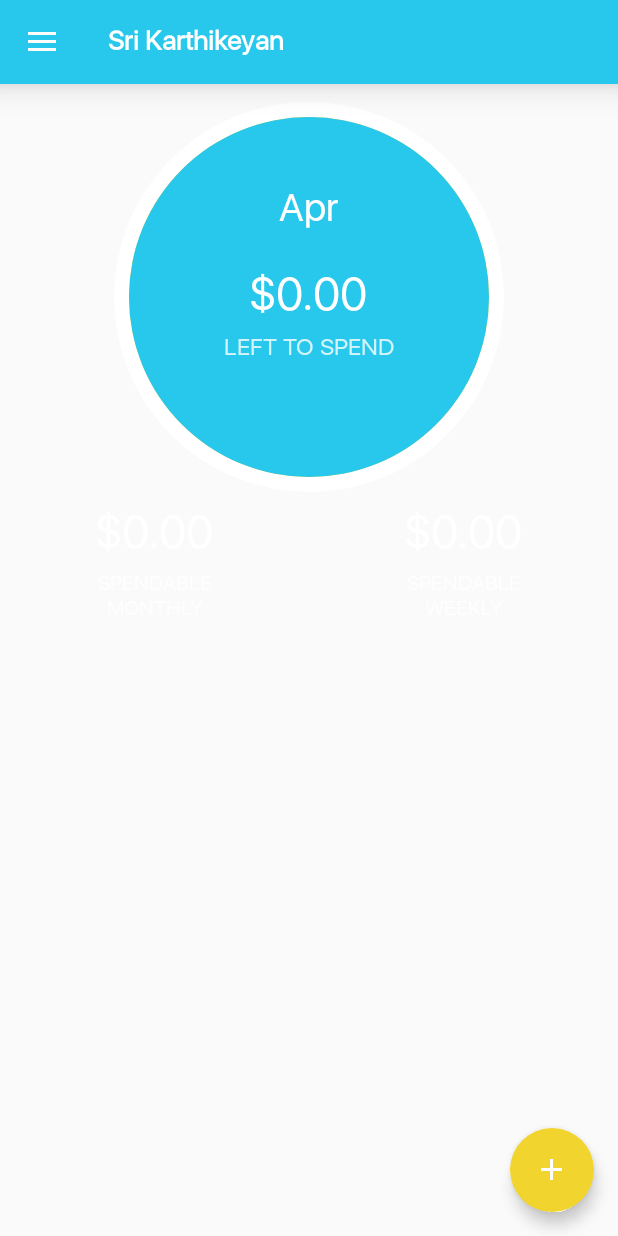
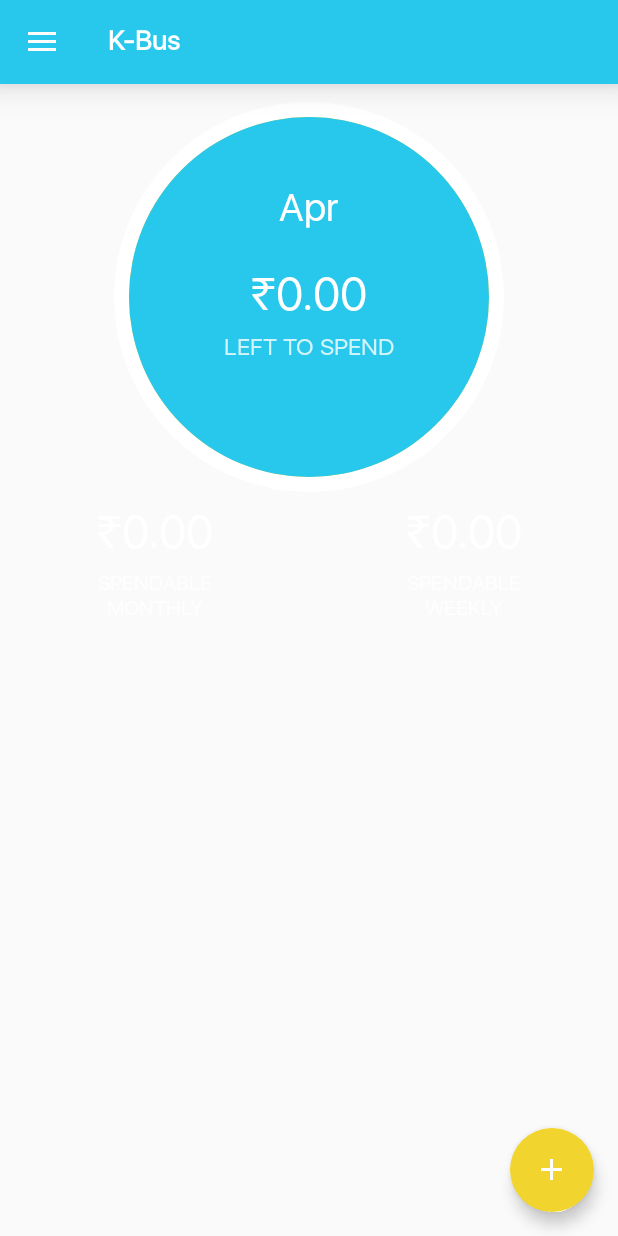
Before and after one commit to girishla/kbus, an Android app: the fragment BudgetFragment placed in its activity, on a phone screen of 412 x 824 dp. Run offline under Robolectric (Android 15) with nearby library versions, the phone set to English and light mode, and no system bars; our stand-ins replace ButterKnife, CircleImageView; libraries missing offline, so code that uses them is left out: com.facebook, com.instabug.library, com.mixpanel.android, io.realm, io.realm.annotations and 1 more; pictures from the network do not load; Roboto replaces fonts that are not available here; 28 statements that could not run were skipped.

Commit message:
set currency

```diff
--- a/app/src/main/java/com/expensemanager/app/helpers/Helpers.java
+++ b/app/src/main/java/com/expensemanager/app/helpers/Helpers.java
@@ -683,7 +683,7 @@ public class Helpers {
     }
 
     public static String doubleToCurrency(double amount) {
-        return String.format("$%,.2f", amount);
+        return String.format("₹%,.2f", amount);
     }
 
     public static PhotoSourceAdapter getPhotoSourceAdapter(Context context) {
--- a/app/src/main/res/layout/average_fragment.xml
+++ b/app/src/main/res/layout/average_fragment.xml
@@ -133,7 +133,7 @@
                 android:layout_gravity="center_horizontal"
                 android:layout_marginTop="@dimen/space_really_small"
 
-                android:text="$0"
+                android:text="₹0"
                 android:textColor="@color/white"
                 android:gravity="center"/>
 
@@ -209,7 +209,7 @@
                 android:layout_gravity="center_horizontal"
                 android:layout_marginTop="@dimen/space_really_small"
 
-                android:text="$0"
+                android:text="₹0"
                 android:textColor="@color/white"
                 android:gravity="center"/>
 
--- a/app/src/main/res/layout/budget_fragment.xml
+++ b/app/src/main/res/layout/budget_fragment.xml
@@ -34,7 +34,7 @@
 
             android:textColor="@color/white"
             android:textSize="@dimen/text_large"
-            tools:text="$ 123"/>
+            tools:text="₹ 123"/>
 
         <TextView
             android:id="@+id/circle_month_text_view_id"
@@ -83,7 +83,7 @@
 
                 android:textColor="@color/white"
                 android:textSize="@dimen/text_large"
-                tools:text="$ 123"/>
+                tools:text="₹ 123"/>
 
             <TextView
                 android:layout_width="100dp"
@@ -112,7 +112,7 @@
 
                 android:textColor="@color/white"
                 android:textSize="@dimen/text_large"
-                tools:text="$ 123"/>
+                tools:text="₹ 123"/>
 
             <TextView
                 android:layout_width="100dp"
--- a/app/src/main/res/layout/settings_activity.xml
+++ b/app/src/main/res/layout/settings_activity.xml
@@ -192,7 +192,7 @@
                         android:layout_alignParentEnd="true"
 
                         android:padding="@dimen/space_medium_large"
-                        android:text="$800"/>
+                        android:text="₹800"/>
 
                 </RelativeLayout>
 
@@ -232,7 +232,7 @@
                         android:layout_alignParentEnd="true"
 
                         android:padding="@dimen/space_medium_large"
-                        android:text="$2600"/>
+                        android:text="₹2600"/>
 
                 </RelativeLayout>
 
--- a/app/src/main/res/values/strings.xml
+++ b/app/src/main/res/values/strings.xml
@@ -1,5 +1,5 @@
 <resources>
-    <string name="app_name">Sri Karthikeyan</string>
+    <string name="app_name">K-Bus</string>
     <string name="overview">Overview</string>
     <string name="new_expense">New expense</string>
     <string name="new_category">New category</string>
```
